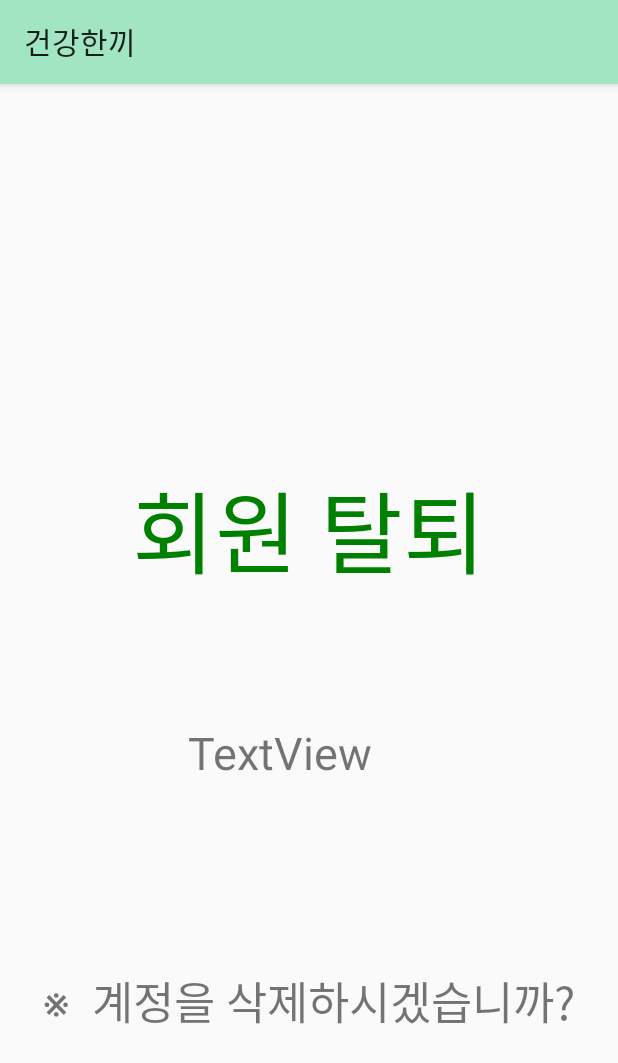
After one commit to mj-88/capstone1_project, an Android app: the SecessionActivity screen opened directly, with no data from a screen before it, on a phone screen of 412 x 824 dp. The commit adds this screen. Shown: the top 1063 px of the screen. Run offline under Robolectric (Android 15) with nearby library versions, the phone set to English and light mode, and no system bars; our stand-ins replace Firebase (no records; nobody signed in at launch, a user with empty details on screens opened directly).

Commit message:
secession

```diff
--- /dev/null
+++ b/main/app/src/main/java/com/team1/myapplication/SecessionActivity.java
@@ -0,0 +1,58 @@
+package com.team1.myapplication;
+
+import static android.content.ContentValues.TAG;
+
+import androidx.annotation.NonNull;
+import androidx.appcompat.app.AppCompatActivity;
+
+import android.content.Intent;
+import android.os.Bundle;
+import android.util.Log;
+import android.view.View;
+import android.widget.Button;
+
+import com.google.android.gms.tasks.OnCompleteListener;
+import com.google.android.gms.tasks.Task;
+import com.google.firebase.auth.FirebaseAuth;
+import com.google.firebase.auth.FirebaseUser;
+
+
+public class SecessionActivity extends AppCompatActivity {
+
+
+    private FirebaseUser user;
+
+    @Override
+    protected void onCreate(Bundle savedInstanceState) {
+        super.onCreate(savedInstanceState);
+        setContentView(R.layout.activity_secession);
+
+        user =FirebaseAuth.getInstance().getCurrentUser();
+
+
+        Button button_secession = (Button)findViewById(R.id.button3);
+        button_secession.setOnClickListener(new View.OnClickListener() {
+            @Override
+            public void onClick (View view){
+                secession();
+                Intent intent = new Intent(getApplicationContext(), LoginActivity.class);
+                startActivity(intent);
+            }
+        });
+
+    }
+
+    private void secession(){
+        user.delete().
+                addOnCompleteListener(new OnCompleteListener<Void>() {
+                    @Override
+                    public void onComplete (@NonNull Task< Void > task) {
+                        if (task.isSuccessful()) {
+                            Log.d(TAG, "User account deleted.");
+                        }
+                    }
+                });
+    }
+
+
+}
--- /dev/null
+++ b/main/app/src/main/res/drawable/button_shape_click.xml
@@ -0,0 +1,16 @@
+<?xml version="1.0" encoding="utf-8"?>
+<shape xmlns:android="http://schemas.android.com/apk/res/android">
+    <solid android:color="#A1E5C3" />
+
+    <stroke
+        android:width="5dp"
+        android:color="#A1E5C3" />
+
+    <corners
+        android:topLeftRadius="10dp"
+        android:topRightRadius="10dp"
+        android:bottomLeftRadius="10dp"
+        android:bottomRightRadius="10dp"  />
+
+    />
+</shape>
--- /dev/null
+++ b/main/app/src/main/res/layout/activity_secession.xml
@@ -0,0 +1,62 @@
+<?xml version="1.0" encoding="utf-8"?>
+<androidx.constraintlayout.widget.ConstraintLayout xmlns:android="http://schemas.android.com/apk/res/android"
+    xmlns:app="http://schemas.android.com/apk/res-auto"
+    xmlns:tools="http://schemas.android.com/tools"
+    android:layout_width="match_parent"
+    android:layout_height="match_parent"
+    tools:context=".SecessionActivity">
+
+
+    <TextView
+        android:id="@+id/textView"
+        android:layout_width="375dp"
+        android:layout_height="0dp"
+        android:layout_marginTop="252dp"
+        android:layout_marginBottom="383dp"
+        android:fontFamily="@font/font01"
+        android:gravity="center"
+        android:text="회원 탈퇴"
+        android:textColor="#008000"
+        android:textSize="60sp"
+        app:layout_constraintEnd_toEndOf="parent"
+        app:layout_constraintHorizontal_bias="0.503"
+        app:layout_constraintStart_toStartOf="parent"
+        app:layout_constraintTop_toTopOf="parent" />
+
+    <TextView
+        android:id="@+id/textView5"
+        android:layout_width="161dp"
+        android:layout_height="63dp"
+        android:layout_marginTop="84dp"
+        android:text="TextView"
+        android:textSize="30sp"
+        app:layout_constraintEnd_toEndOf="parent"
+        app:layout_constraintStart_toStartOf="parent"
+        app:layout_constraintTop_toBottomOf="@+id/textView" />
+
+    <TextView
+        android:id="@+id/textView6"
+        android:layout_width="wrap_content"
+        android:layout_height="wrap_content"
+        android:layout_marginTop="100dp"
+        android:text="※  계정을 삭제하시겠습니까?"
+        android:textSize="30sp"
+        app:layout_constraintEnd_toEndOf="parent"
+        app:layout_constraintStart_toStartOf="parent"
+        app:layout_constraintTop_toBottomOf="@+id/textView5" />
+
+    <Button
+        android:id="@+id/button3"
+        android:layout_width="208dp"
+        android:layout_height="84dp"
+        android:layout_marginTop="136dp"
+        android:layout_weight="1"
+        android:background="@drawable/button_shape_click"
+        android:text="탈퇴하기"
+        android:textSize="30dp"
+        app:layout_constraintEnd_toEndOf="parent"
+        app:layout_constraintStart_toStartOf="parent"
+        app:layout_constraintTop_toBottomOf="@+id/textView6" />
+
+
+</androidx.constraintlayout.widget.ConstraintLayout>
```
Also changed, not shown: main/app/src/main/AndroidManifest.xml (+10 -15 lines), main/app/src/main/java/com/team1/myapplication/MainActivity.java (+16 -0 lines), main/app/src/main/java/com/team1/myapplication/ProfileActivity.java (added, +28 -0 lines), main/app/src/main/res/drawable/button_shape.xml (added, +16 -0 lines), main/app/src/main/res/layout/activity_main.xml (+44 -4 lines), main/app/src/main/res/layout/activity_profile.xml (added, +118 -0 lines).
